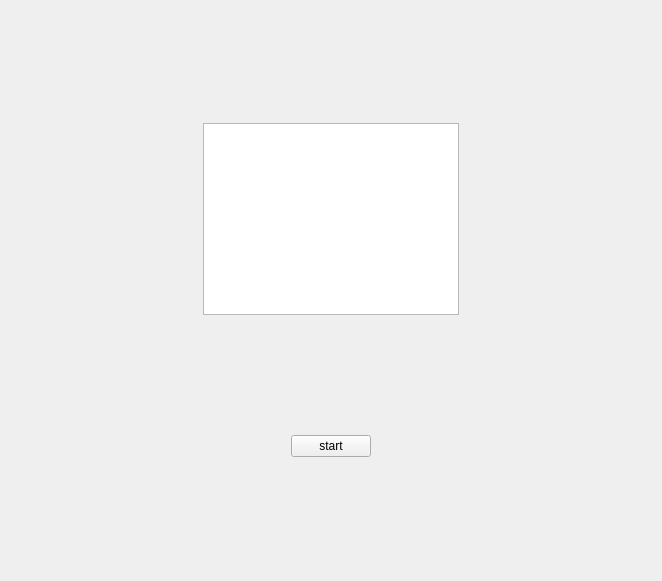
This is ui/ui_MainMenu.ui in dreamonovich/Ultimate-TicTacToe as Qt 5 draws it before an edit. The edited form follows.
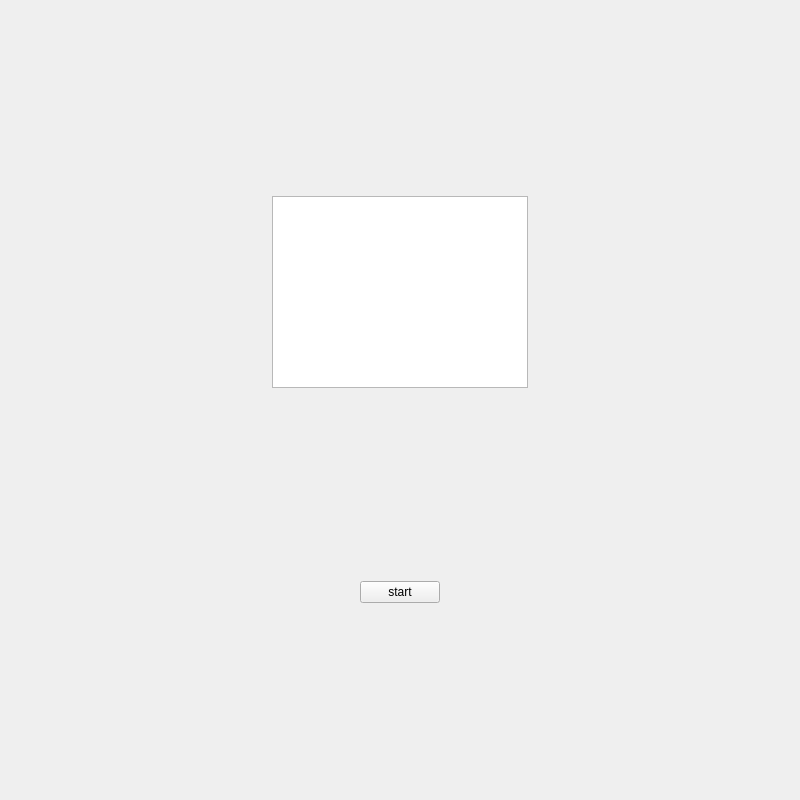
This is the edited form.

```diff
--- a/ui/ui_MainMenu.ui
+++ b/ui/ui_MainMenu.ui
@@ -6,8 +6,8 @@
    <rect>
     <x>0</x>
     <y>0</y>
-    <width>662</width>
-    <height>581</height>
+    <width>800</width>
+    <height>800</height>
    </rect>
   </property>
   <property name="sizePolicy">
```
Left out of the diff: 4 changed lines with no effect on the pictures.
